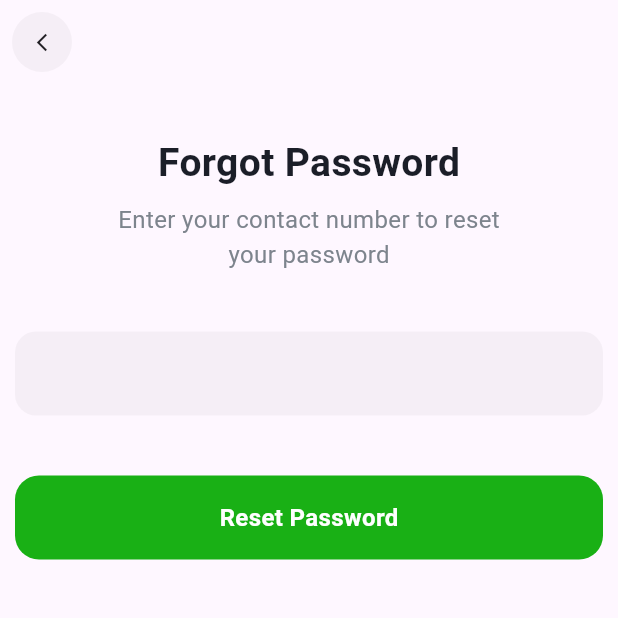
After one commit to Vedanshi27vishu/Probationary-project, a Flutter app: the screen it shows after launch, on a phone screen of 412 x 824 dp, the top half of it. The commit adds this screen. Run offline on Flutter 3.47's test engine with Material 3 defaults, Android fonts, the phone set to English and light mode, and no system bars.

Commit message:
Forgot password

```diff
--- /dev/null
+++ b/lib/Widget/screen_widget.dart
@@ -0,0 +1,121 @@
+import 'package:flutter/material.dart';
+
+class ScreenWidget extends StatelessWidget {
+  final String title;
+  final String subtitle;
+  final String? subtitle2;
+  final String buttontext;
+
+  ScreenWidget({
+    Key? key,
+    required this.title,
+    required this.buttontext,
+    required this.subtitle,
+    this.subtitle2,
+  }) : super(key: key);
+
+  @override
+  Widget build(BuildContext context) {
+    return Scaffold(
+      appBar: AppBar(
+        leading: Padding(
+          padding: const EdgeInsets.all(8.0),
+          child: Container(
+            decoration: BoxDecoration(
+              color: Color(0x0A1B1B1B),
+              borderRadius: BorderRadius.all(Radius.circular(100)),
+            ),
+            child: Icon(
+              Icons.arrow_back_ios_new,
+              size: 14,
+            ),
+          ),
+        ),
+      ),
+      body: Center(
+        child: Padding(
+          padding: const EdgeInsets.only(top: 34, left: 10, right: 10),
+          child: Column(
+            children: [
+              Text(
+                title,
+                style: TextStyle(
+                  fontWeight: FontWeight.w600,
+                  fontSize: 26,
+                  color: Color.fromRGBO(27, 30, 40, 1.0),
+                ),
+              ),
+              SizedBox(height: 8),
+              Text(
+                subtitle,
+                style: TextStyle(
+                  color: Color.fromRGBO(125, 132, 141, 1.0),
+                  fontSize: 16,
+                ),
+              ),
+              if (subtitle2 != null) ...[
+                Text(
+                  subtitle2!,
+                  style: TextStyle(
+                    color: Color.fromRGBO(125, 132, 141, 1.0),
+                    fontSize: 16,
+                  ),
+                ),
+              ],
+              SizedBox(height: 40),
+              Container(
+                height: 56,
+                decoration: BoxDecoration(
+                  borderRadius: BorderRadius.all(Radius.circular(14)),
+                  color: Color(0x0A1B1B1B),
+                ),
+                child: TextFormField(
+                  cursorColor: Colors.black,
+                  decoration: InputDecoration(
+                    border: InputBorder.none,
+                    contentPadding: EdgeInsets.all(18),
+                  ),
+                ),
+              ),
+              if (subtitle2 == null) ...[
+                SizedBox(height: 20),
+                Container(
+                  height: 56,
+                  decoration: BoxDecoration(
+                    borderRadius: BorderRadius.all(Radius.circular(14)),
+                    color: Color(0x0A1B1B1B),
+                  ),
+                  child: TextFormField(
+                    cursorColor: Colors.black,
+                    decoration: InputDecoration(
+                      border: InputBorder.none,
+                      contentPadding: EdgeInsets.all(18),
+                    ),
+                  ),
+                ),
+              ],
+              SizedBox(height: 40),
+              Container(
+                height: 56,
+                decoration: BoxDecoration(
+                  borderRadius: BorderRadius.all(Radius.circular(16)),
+                  color: Color.fromRGBO(25, 176, 21, 1.0),
+                ),
+                child: Center(
+                  child: Text(
+                    buttontext,
+                    style: TextStyle(
+                      fontSize: 16,
+                      color: Color.fromRGBO(255, 255, 255, 1.0),
+                      fontWeight: FontWeight.w600,
+                    ),
+                  ),
+                ),
+              ),
+            ],
+          ),
+        ),
+      ),
+    );
+  }
+}
--- /dev/null
+++ b/lib/app.dart
@@ -0,0 +1,14 @@
+import 'package:flutter/material.dart';
+import 'package:provision/forgetpassword.dart';
+import 'package:provision/homescreen.dart';
+import 'package:provision/reset_password.dart';
+
+class MyApp extends StatelessWidget {
+  @override
+  Widget build(BuildContext context) {
+    return MaterialApp(
+      debugShowCheckedModeBanner: false,
+      home: Forgetpassword(),
+    );
+  }
+}
--- /dev/null
+++ b/lib/forgetpassword.dart
@@ -0,0 +1,12 @@
+import 'package:flutter/material.dart';
+import 'package:flutter/widgets.dart';
+import 'package:provision/Widget/screen_widget.dart';
+
+class Forgetpassword extends StatelessWidget {
+  const Forgetpassword({super.key});
+
+  @override
+  Widget build(BuildContext context) {
+    return ScreenWidget(title: "Forgot Password", buttontext: "Reset Password", subtitle: "Enter your contact number to reset", subtitle2: "your password");
+  }
+}
```
Also changed, not shown: lib/homescreen.dart (added, +115 -0 lines), lib/main.dart (+1 -123 lines), lib/reset_password.dart (added, +11 -0 lines), 1 other file.
